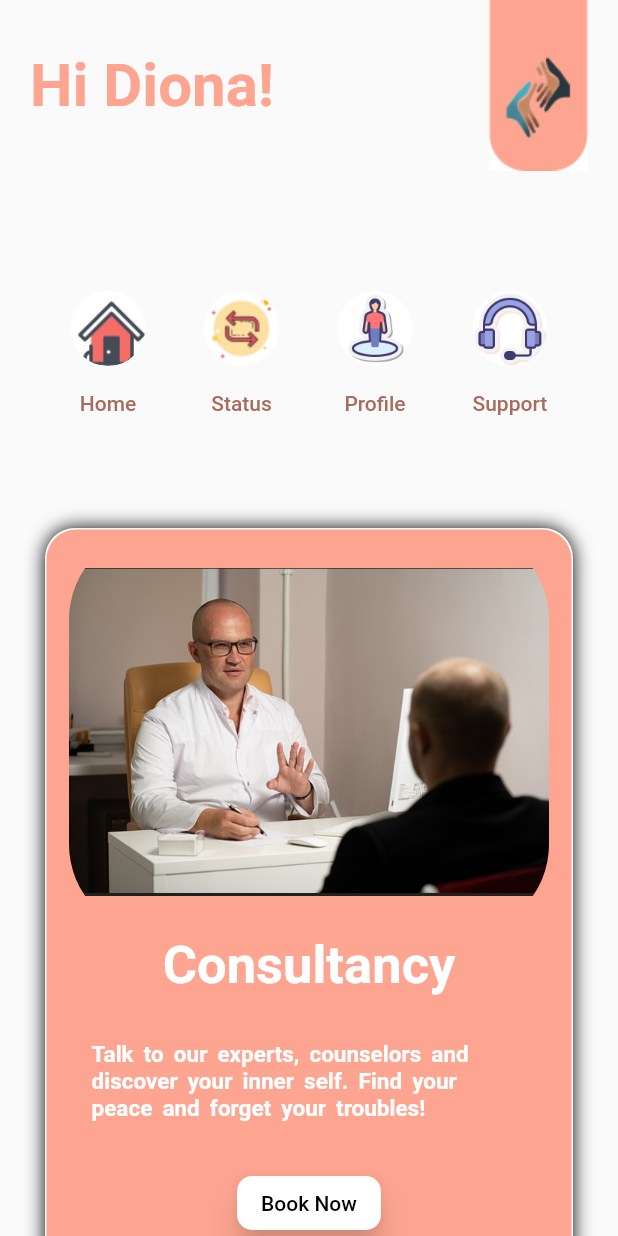
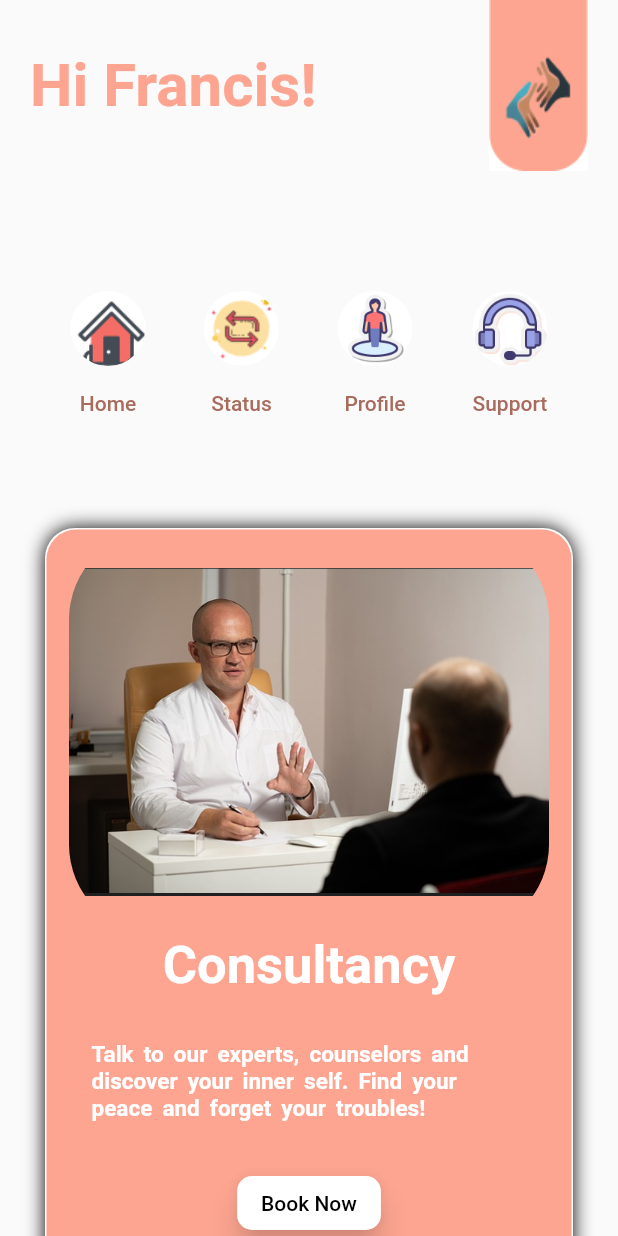
Before and after one commit to FrancisTom02/SaathiApp, a Flutter app: the HomePage screen opened directly, on a phone screen of 412 x 824 dp. Run offline on Flutter 3.47's test engine with Material 2 defaults, Android fonts, the phone set to English and light mode, and no system bars; our stand-ins replace eva_icons_flutter, firebase_auth, firebase_core, get, google_fonts and 1 more; missing offline and left inert: dart:ffi; accounts and stored records are empty; Roboto replaces fonts that are missing (Goldman).

Commit message:
changed until saturday 13

```diff
--- a/saathi/lib/views/HomePage.dart
+++ b/saathi/lib/views/HomePage.dart
@@ -17,7 +17,7 @@ class HomePage extends StatelessWidget {
             Row(
               mainAxisAlignment: MainAxisAlignment.spaceBetween,
               children: [
-                Text('Hi Diona!',
+                Text('Hi Francis!',
                     style: GoogleFonts.goldman(
                         fontSize: 40,
                         color: Color.fromRGBO(253, 165, 145, 1),
```
